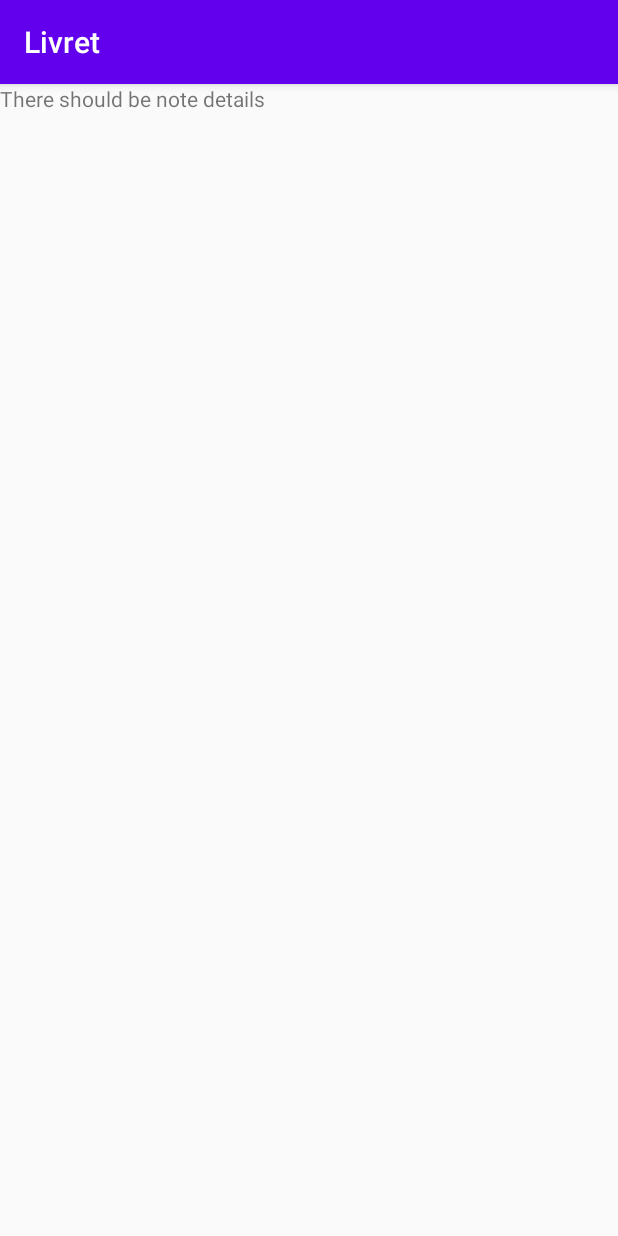
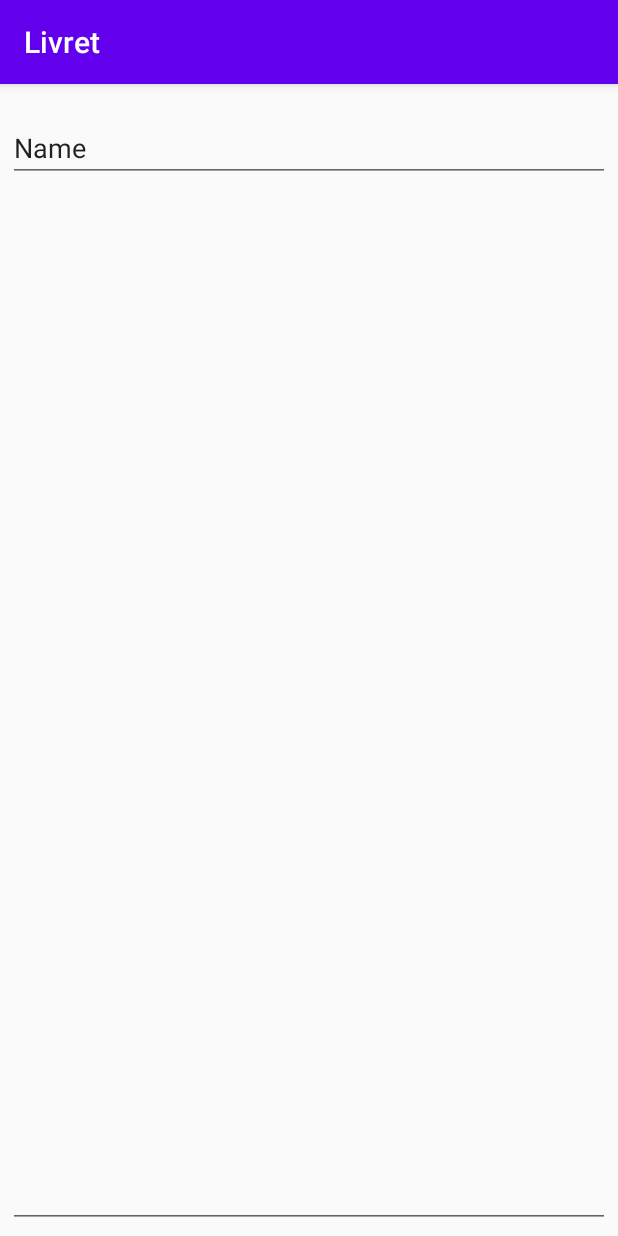
Before and after one commit to astraszab/Livret, an Android app: the NoteDetailsFragment screen opened through its navigation route, on a phone screen of 412 x 824 dp. Run offline under Robolectric (Android 15) with nearby library versions, the phone set to English and light mode, and no system bars; our stand-ins replace data binding.

Commit message:
Add fragment note details layout

```diff
--- a/app/src/main/res/layout/fragment_note_details.xml
+++ b/app/src/main/res/layout/fragment_note_details.xml
@@ -1,16 +1,41 @@
 <?xml version="1.0" encoding="utf-8"?>
 <layout xmlns:android="http://schemas.android.com/apk/res/android"
+    xmlns:app="http://schemas.android.com/apk/res-auto"
     xmlns:tools="http://schemas.android.com/tools"
     tools:context="com.example.livret.NoteDetailsFragment">
 
-    <FrameLayout
+    <androidx.constraintlayout.widget.ConstraintLayout
         android:layout_width="match_parent"
         android:layout_height="match_parent">
 
-        <TextView
-            android:layout_width="match_parent"
-            android:layout_height="match_parent"
-            android:text="There should be note details" />
+        <EditText
+            android:id="@+id/editTextTextPersonName"
+            android:layout_width="0dp"
+            android:layout_height="wrap_content"
+            android:layout_marginStart="5dp"
+            android:layout_marginTop="20dp"
+            android:layout_marginEnd="5dp"
+            android:ems="10"
+            android:inputType="textPersonName"
+            android:text="Name"
+            app:layout_constraintEnd_toEndOf="parent"
+            app:layout_constraintStart_toStartOf="parent"
+            app:layout_constraintTop_toTopOf="parent" />
 
-    </FrameLayout>
+        <EditText
+            android:id="@+id/editTextTextMultiLine"
+            android:layout_width="0dp"
+            android:layout_height="0dp"
+            android:layout_marginStart="5dp"
+            android:layout_marginTop="5dp"
+            android:layout_marginEnd="5dp"
+            android:layout_marginBottom="5dp"
+            android:ems="10"
+            android:gravity="start|top"
+            android:inputType="textMultiLine"
+            app:layout_constraintBottom_toBottomOf="parent"
+            app:layout_constraintEnd_toEndOf="parent"
+            app:layout_constraintStart_toStartOf="parent"
+            app:layout_constraintTop_toBottomOf="@+id/editTextTextPersonName" />
+    </androidx.constraintlayout.widget.ConstraintLayout>
 </layout>
```
